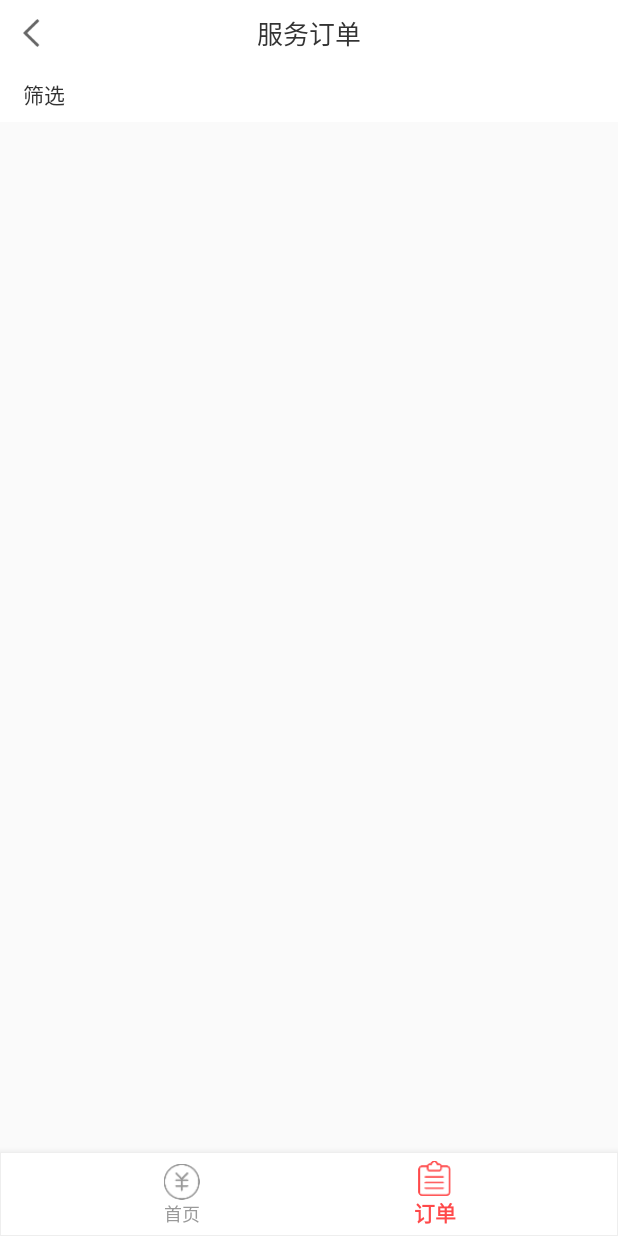
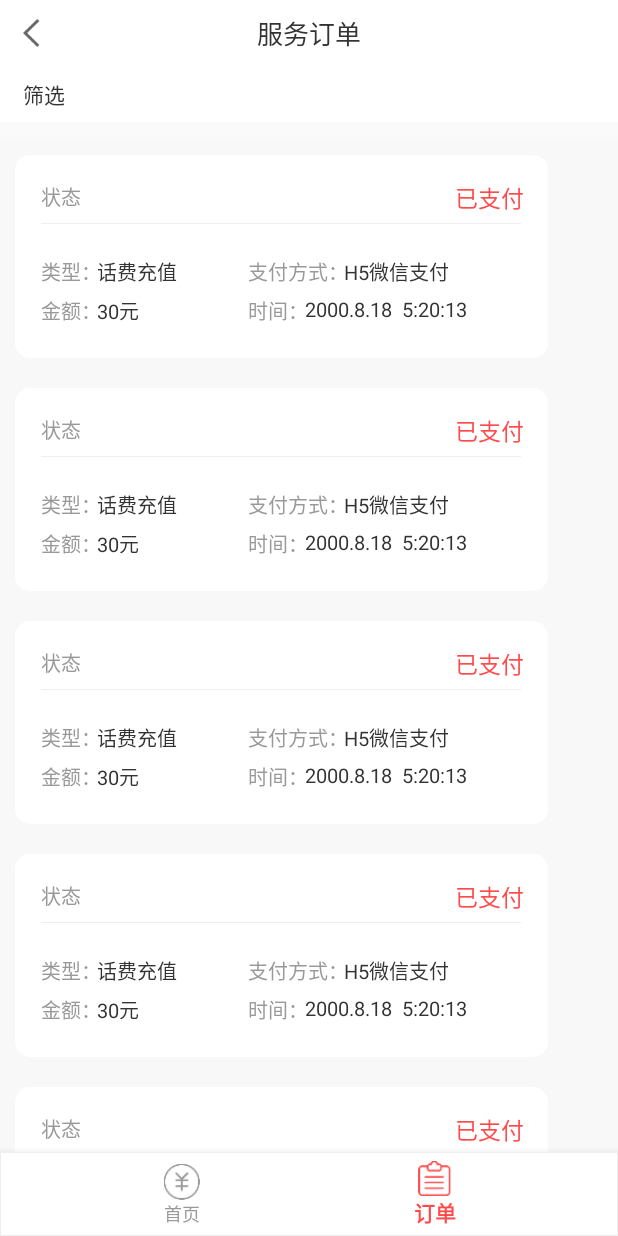
Before and after one commit to Kendrick-Song/RechargeCenter, an Android app: the OrderFragment screen opened through its navigation route, on a phone screen of 412 x 824 dp. Run offline under Robolectric (Android 15) with nearby library versions, the phone set to English and light mode, and no system bars; our stand-ins replace navigation-ui; 1 statement that could not run was skipped.

Commit message:
订单界面完成

```diff
--- /dev/null
+++ b/app/src/main/java/com/example/rechargecenter/Order_ItemAdapter.java
@@ -0,0 +1,49 @@
+package com.example.rechargecenter;
+
+import android.support.annotation.NonNull;
+import android.support.v7.widget.RecyclerView;
+import android.view.LayoutInflater;
+import android.view.View;
+import android.view.ViewGroup;
+import android.widget.RelativeLayout;
+import android.widget.TextView;
+
+
+public class Order_ItemAdapter extends RecyclerView.Adapter<Order_ItemAdapter.ViewHolder>{
+
+
+    @NonNull
+    @Override
+    public Order_ItemAdapter.ViewHolder onCreateViewHolder(@NonNull ViewGroup viewGroup, int i) {
+        View view = LayoutInflater.from(viewGroup.getContext()).inflate(R.layout.order_item, viewGroup, false);
+        return new ViewHolder(view);
+    }
+
+    @Override
+    public void onBindViewHolder(@NonNull Order_ItemAdapter.ViewHolder viewHolder, int i) {
+
+    }
+
+    @Override
+    public int getItemCount() {
+        return 20;
+    }
+
+    static class ViewHolder extends RecyclerView.ViewHolder{
+        private TextView chargetype;
+        private TextView paytype;
+        private TextView amount;
+        private TextView time;
+        private RelativeLayout item_order;
+
+        public ViewHolder(@NonNull View itemView) {
+            super(itemView);
+            this.chargetype = itemView.findViewById(R.id.order_chargetype);
+            this.paytype = itemView.findViewById(R.id.order_paytype);
+            this.amount = itemView.findViewById(R.id.order_amount);
+            this.time = itemView.findViewById(R.id.order_time);
+            this.item_order = itemView.findViewById(R.id.item_order);
+
+        }
+    }
+}
--- a/app/src/main/java/com/example/rechargecenter/ui/order/OrderFragment.java
+++ b/app/src/main/java/com/example/rechargecenter/ui/order/OrderFragment.java
@@ -1,6 +1,8 @@
 package com.example.rechargecenter.ui.order;
 
 import android.os.Bundle;
+import android.support.v7.widget.LinearLayoutManager;
+import android.support.v7.widget.RecyclerView;
 import android.view.LayoutInflater;
 import android.view.View;
 import android.view.ViewGroup;
@@ -8,11 +10,14 @@ import android.widget.TextView;
 import android.support.annotation.NonNull;
 import android.support.v4.app.Fragment;
 
+import com.example.rechargecenter.Order_ItemAdapter;
 import com.example.rechargecenter.R;
 
 import java.util.Objects;
 
 public class OrderFragment extends Fragment {
+
+    private RecyclerView rv_order;
 
     public View onCreateView(@NonNull LayoutInflater inflater,
                              ViewGroup container, Bundle savedInstanceState) {
@@ -22,6 +27,16 @@ public class OrderFragment extends Fragment {
         //设置标题
         TextView title_tv = Objects.requireNonNull(getActivity()).findViewById(R.id.title_tv);
         title_tv.setText("服务订单");
+
+        //订单RecyclerView
+        rv_order = root.findViewById(R.id.rv_order);
+        rv_order.setHasFixedSize(true);
+        LinearLayoutManager manager = new LinearLayoutManager(getContext());
+        manager.setOrientation(LinearLayoutManager.VERTICAL);
+        rv_order.setLayoutManager(manager);
+        Order_ItemAdapter itemAdapter = new Order_ItemAdapter();
+        rv_order.setAdapter(itemAdapter);
+
         return root;
     }
 }
--- a/app/src/main/res/layout/order_item.xml
+++ b/app/src/main/res/layout/order_item.xml
@@ -1,5 +1,6 @@
 <?xml version="1.0" encoding="utf-8"?>
 <RelativeLayout
+    android:id="@+id/item_order"
     xmlns:android="http://schemas.android.com/apk/res/android"
     android:layout_width="355dp"
     android:layout_height="135dp"
@@ -79,7 +80,7 @@
         android:layout_marginTop="93dp"/>
 
     <TextView
-        android:id="@+id/order_amout"
+        android:id="@+id/order_amount"
         android:layout_width="wrap_content"
         android:layout_height="wrap_content"
         android:textColor="#333333"
```
